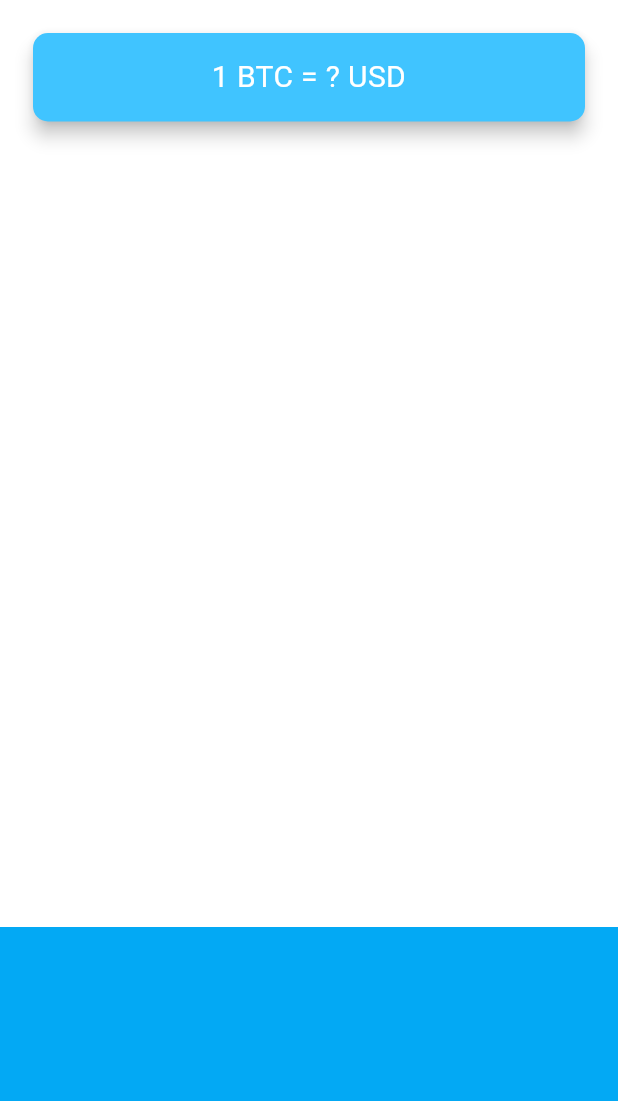
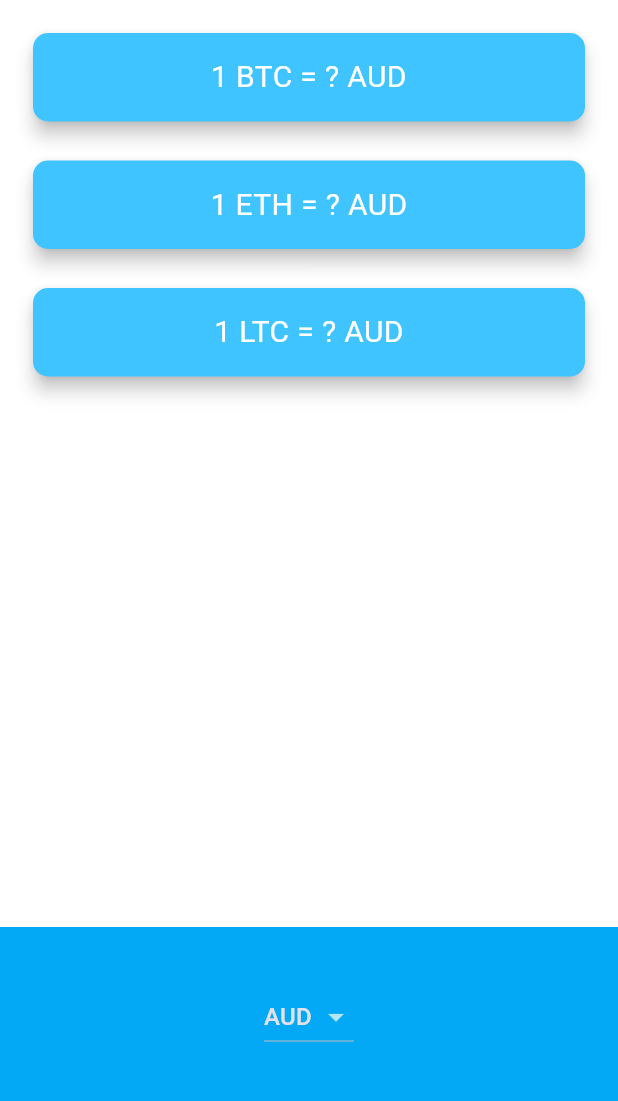
Before and after one commit to Gul-Is-Here/Bitcoin-Ticker, a Flutter app: the screen it shows after launch, on a phone screen of 412 x 824 dp, the part 84-1185 px from its top. Run offline on Flutter 3.47's test engine with Material 3 defaults, Android fonts, the phone set to English and light mode, and no system bars; network calls fail.

Commit message:
'Bitcoin Ticker App completed

```diff
--- a/lib/price_screen.dart
+++ b/lib/price_screen.dart
@@ -1,4 +1,7 @@
 import 'package:flutter/material.dart';
+import 'package:flutter/cupertino.dart';
+import 'coin_data.dart';
+import 'dart:io' show Platform;
 
 class PriceScreen extends StatefulWidget {
   @override
@@ -6,6 +9,94 @@ class PriceScreen extends StatefulWidget {
 }
 
 class _PriceScreenState extends State<PriceScreen> {
+  String selectedCurrency = 'AUD';
+
+  DropdownButton<String> androidDropdown() {
+    List<DropdownMenuItem<String>> dropdownItems = [];
+    for (String currency in currenciesList) {
+      var newItem = DropdownMenuItem(
+        child: Text(currency),
+        value: currency,
+      );
+      dropdownItems.add(newItem);
+    }
+
+    return DropdownButton<String>(
+      value: selectedCurrency,
+      items: dropdownItems,
+      onChanged: (value) {
+        setState(() {
+          selectedCurrency = value!;
+          getData();
+        });
+      },
+    );
+  }
+
+  CupertinoPicker iOSPicker() {
+    List<Text> pickerItems = [];
+    for (String currency in currenciesList) {
+      pickerItems.add(Text(currency));
+    }
+
+    return CupertinoPicker(
+      backgroundColor: Colors.lightBlue,
+      itemExtent: 32.0,
+      onSelectedItemChanged: (selectedIndex) {
+        setState(() {
+          selectedCurrency = currenciesList[selectedIndex];
+          getData();
+        });
+      },
+      children: pickerItems,
+    );
+  }
+
+  //value had to be updated into a Map to store the values of all three cryptocurrencies.
+  Map<String, String> coinValues = {};
+  //7: Figure out a way of displaying a '?' on screen while we're waiting for the price data to come back. First we have to create a variable to keep track of when we're waiting on the request to complete.
+  bool isWaiting = false;
+
+  void getData() async {
+    //7: Second, we set it to true when we initiate the request for prices.
+    isWaiting = true;
+    try {
+      //6: Update this method to receive a Map containing the crypto:price key value pairs.
+      var data = await CoinData().getCoinData(selectedCurrency);
+      //7. Third, as soon the above line of code completes, we now have the data and no longer need to wait. So we can set isWaiting to false.
+      isWaiting = false;
+      setState(() {
+        coinValues = data;
+      });
+    } catch (e) {
+      print(e);
+    }
+  }
+
+  @override
+  void initState() {
+    super.initState();
+    getData();
+  }
+
+  ////For bonus points, create a method that loops through the cryptoList and generates a CryptoCard for each. Call makeCards() in the build() method instead of the Column with 3 CryptoCards.
+//  Column makeCards() {
+//    List<CryptoCard> cryptoCards = [];
+//    for (String crypto in cryptoList) {
+//      cryptoCards.add(
+//        CryptoCard(
+//          cryptoCurrency: crypto,
+//          selectedCurrency: selectedCurrency,
+//          value: isWaiting ? '?' : coinValues[crypto],
+//        ),
+//      );
+//    }
+//    return Column(
+//      crossAxisAlignment: CrossAxisAlignment.stretch,
+//      children: cryptoCards,
+//    );
+//  }
+
   @override
   Widget build(BuildContext context) {
     return Scaffold(
@@ -16,7 +107,58 @@ class _PriceScreenState extends State<PriceScreen> {
         mainAxisAlignment: MainAxisAlignment.spaceBetween,
         crossAxisAlignment: CrossAxisAlignment.stretch,
         children: <Widget>[
-          Padding(
+          //3: You'll need to use a Column Widget to contain the three CryptoCards.
+          Column(
+            crossAxisAlignment: CrossAxisAlignment.stretch,
+            children: <Widget>[
+              CryptoCard(
+                cryptoCurrency: 'BTC',
+                //7. Finally, we use a ternary operator to check if we are waiting and if so, we'll display a '?' otherwise we'll show the actual price data.
+                value: isWaiting ? '?' : coinValues['BTC'].toString(),
+                selectedCurrency: selectedCurrency,
+              ),
+              CryptoCard(
+                cryptoCurrency: 'ETH',
+                value: isWaiting ? '?' : coinValues['ETH'].toString(),
+                selectedCurrency: selectedCurrency,
+              ),
+              CryptoCard(
+                cryptoCurrency: 'LTC',
+                value: isWaiting ? '?' : coinValues['LTC'].toString(),
+                selectedCurrency: selectedCurrency,
+              ),
+            ],
+          ),
+
+          Container(
+            height: 150.0,
+            alignment: Alignment.center,
+            padding: EdgeInsets.only(bottom: 30.0),
+            color: Colors.lightBlue,
+            child: Platform.isIOS ? iOSPicker() : androidDropdown(),
+          ),
+        ],
+      ),
+    );
+  }
+}
+
+//1: Refactor this Padding Widget into a separate Stateless Widget called CryptoCard, so we can create 3 of them, one for each cryptocurrency.
+class CryptoCard extends StatelessWidget {
+  //2: You'll need to able to pass the selectedCurrency, value and cryptoCurrency to the constructor of this CryptoCard Widget.
+  const CryptoCard({
+    required this.value,
+    required this.selectedCurrency,
+    required this.cryptoCurrency,
+  });
+
+  final String value;
+  final String selectedCurrency;
+  final String cryptoCurrency;
+
+  @override
+  Widget build(BuildContext context) {
+    return Padding(
       padding: EdgeInsets.fromLTRB(18.0, 18.0, 18.0, 0),
       child: Card(
         color: Colors.lightBlueAccent,
@@ -27,7 +169,7 @@ class _PriceScreenState extends State<PriceScreen> {
         child: Padding(
           padding: EdgeInsets.symmetric(vertical: 15.0, horizontal: 28.0),
           child: Text(
-                  '1 BTC = ? USD',
+            '1 $cryptoCurrency = $value $selectedCurrency',
             textAlign: TextAlign.center,
             style: TextStyle(
               fontSize: 20.0,
@@ -36,16 +178,6 @@ class _PriceScreenState extends State<PriceScreen> {
           ),
         ),
       ),
-          ),
-          Container(
-            height: 150.0,
-            alignment: Alignment.center,
-            padding: EdgeInsets.only(bottom: 30.0),
-            color: Colors.lightBlue,
-            child: null,
-          ),
-        ],
-      ),
     );
   }
 }
--- a/pubspec.yaml
+++ b/pubspec.yaml
@@ -35,6 +35,7 @@ dependencies:
   # The following adds the Cupertino Icons font to your application.
   # Use with the CupertinoIcons class for iOS style icons.
   cupertino_icons: ^1.0.6
+  http: ^1.2.1
 
 dev_dependencies:
   flutter_test:
```
Also changed, not shown: lib/coin_data.dart (+30 -6 lines), pubspec.lock. Lines whose indentation alone changed are shown as unchanged.
